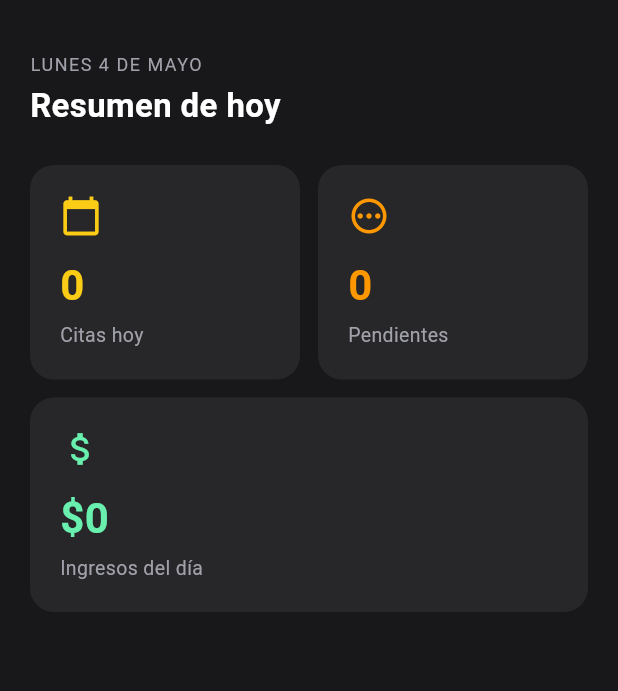
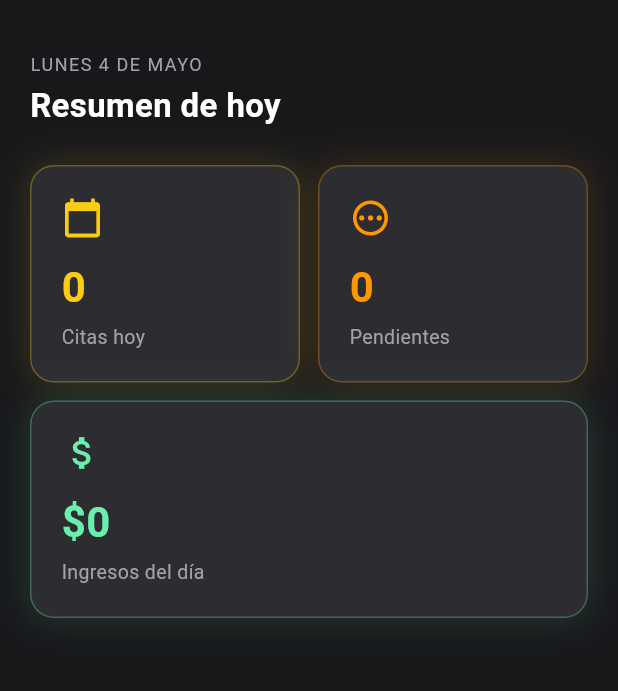
Before and after one commit to sebava1989-bot/capitalhumano-web, a Flutter app: the DashboardScreen screen opened directly with empty values, on a phone screen of 412 x 824 dp, the part 63-754 px from its top. Run offline on Flutter 3.47's test engine with Material 3 defaults, Android fonts, the phone set to English and light mode, and no system bars; our stand-ins replace cloud_firestore, connectivity_plus, file_picker, firebase_auth, firebase_core, firebase_messaging and 13 more; missing offline and left inert: google_mlkit_document_scanner, google_mlkit_text_recognition, pdfx; accounts and stored records are empty.

Commit message:
feat(apk): theme.dart + DashboardScreen glow cards

```diff
--- a/barberia-saas/barberia_admin/lib/screens/dashboard_screen.dart
+++ b/barberia-saas/barberia_admin/lib/screens/dashboard_screen.dart
@@ -115,19 +115,21 @@ class _StatCard extends StatelessWidget {
     final card = Container(
       padding: const EdgeInsets.all(20),
       decoration: BoxDecoration(
-        color: const Color(0xFF27272A),
+        color: const Color(0xFF2D2D31),
         borderRadius: BorderRadius.circular(16),
+        boxShadow: [
+          BoxShadow(color: color.withValues(alpha: 0.15), blurRadius: 20, spreadRadius: 1),
+        ],
+        border: Border.fromBorderSide(
+          BorderSide(color: color.withValues(alpha: 0.3), width: 1),
+        ),
       ),
       child: Column(crossAxisAlignment: CrossAxisAlignment.start, children: [
         Icon(icon, color: color, size: 28),
         const SizedBox(height: 12),
-        Text(value,
-            style: TextStyle(
-                color: color, fontSize: 28, fontWeight: FontWeight.bold)),
+        Text(value, style: TextStyle(color: color, fontSize: 28, fontWeight: FontWeight.bold)),
         const SizedBox(height: 4),
-        Text(label,
-            style: const TextStyle(
-                color: Color(0xFFA1A1AA), fontSize: 13)),
+        Text(label, style: const TextStyle(color: Color(0xFFA1A1AA), fontSize: 13)),
       ]),
     );
     return Expanded(child: card);
--- /dev/null
+++ b/barberia-saas/barberia_admin/lib/theme.dart
@@ -0,0 +1,25 @@
+import 'package:flutter/material.dart';
+
+class AppTheme {
+  static const gold = Color(0xFFFACC15);
+  static const surface = Color(0xFF27272A);
+  static const bg = Color(0xFF18181B);
+
+  static const cardDecoration = BoxDecoration(
+    color: Color(0xFF2D2D31),
+    borderRadius: BorderRadius.all(Radius.circular(16)),
+    boxShadow: [
+      BoxShadow(color: Color(0x1AFACC15), blurRadius: 20, spreadRadius: 1),
+    ],
+    border: Border.fromBorderSide(BorderSide(color: Color(0x33FACC15), width: 1)),
+  );
+
+  static BoxDecoration accentCardDecoration(Color accentColor) => BoxDecoration(
+    color: const Color(0xFF2D2D31),
+    borderRadius: const BorderRadius.all(Radius.circular(16)),
+    boxShadow: [
+      BoxShadow(color: accentColor.withValues(alpha: 0.15), blurRadius: 20, spreadRadius: 1),
+    ],
+    border: Border.fromBorderSide(BorderSide(color: accentColor.withValues(alpha: 0.3), width: 1)),
+  );
+}
```
